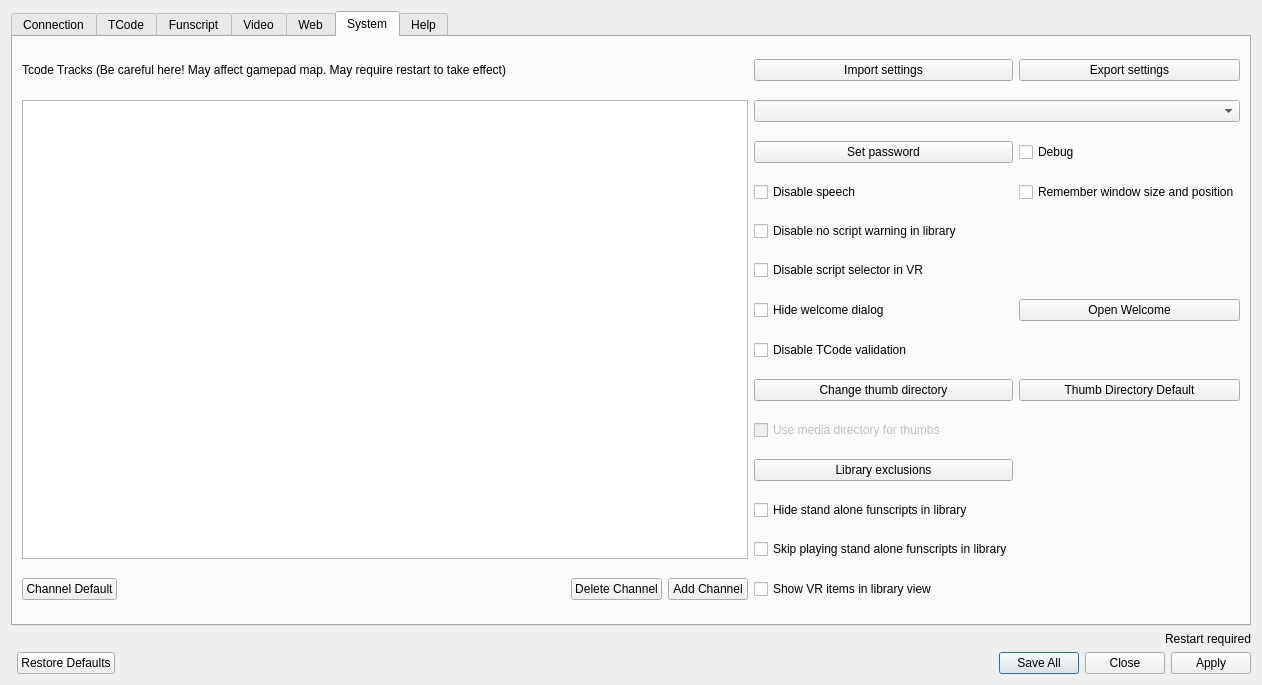
Old version of the form src/settings.ui in the repository jcfain/XTPlayer.
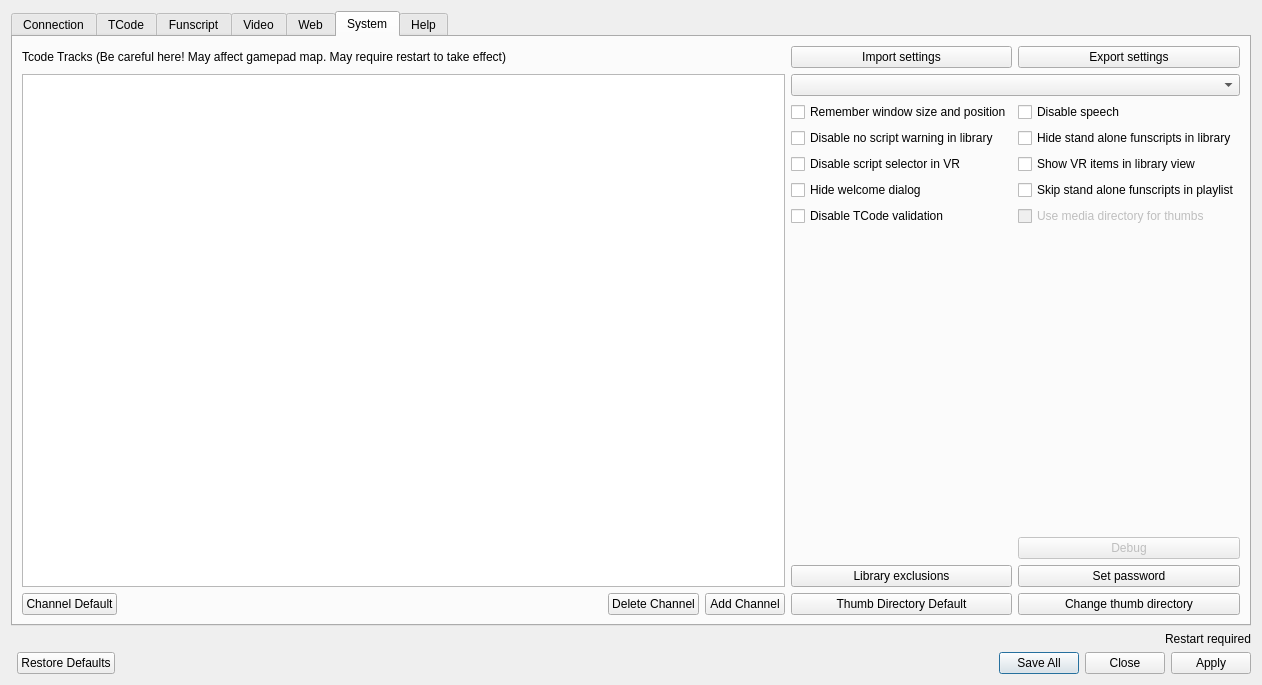
New version of the form. The open tabs and pages were chosen to show the change. Icons and pictures are not drawn.

Commit message:
Cleaning up the system interface a bit
Remove debugVideo bat in deploy

```diff
--- a/src/settings.ui
+++ b/src/settings.ui
@@ -989,6 +989,33 @@
        <string>System</string>
       </attribute>
       <layout class="QGridLayout" name="gridLayout_4">
+       <item row="0" column="9">
+        <widget class="QPushButton" name="importButton">
+         <property name="text">
+          <string>Import settings</string>
+         </property>
+        </widget>
+       </item>
+       <item row="0" column="10">
+        <widget class="QPushButton" name="exportButton">
+         <property name="text">
+          <string>Export settings</string>
+         </property>
+        </widget>
+       </item>
+       <item row="18" column="0">
+        <widget class="QPushButton" name="axisDefaultButton">
+         <property name="text">
+          <string>Channel Default</string>
+         </property>
+        </widget>
+       </item>
+       <item row="1" column="0" rowspan="14" colspan="9">
+        <widget class="QTableView" name="channelTableView"/>
+       </item>
+       <item row="1" column="9" colspan="2">
+        <widget class="QComboBox" name="tCodeVersionComboBox"/>
+       </item>
        <item row="0" column="0" colspan="8">
         <widget class="QLabel" name="label">
          <property name="text">
@@ -996,19 +1023,28 @@
          </property>
         </widget>
        </item>
-       <item row="5" column="9">
-        <widget class="QCheckBox" name="disableVRScriptNotFoundCheckbox">
-         <property name="toolTip">
-          <string>This disables the Script not found\n
-selector when in VR and the video playing\n
-has no script associated with it.</string>
+       <item row="18" column="7">
+        <widget class="QPushButton" name="channelDeleteButton">
+         <property name="text">
+          <string>Delete Channel</string>
          </property>
+        </widget>
+       </item>
+       <item row="18" column="8">
+        <widget class="QPushButton" name="channelAddButton">
          <property name="text">
-          <string>Disable script selector in VR</string>
+          <string>Add Channel</string>
          </property>
         </widget>
        </item>
-       <item row="3" column="9">
+       <item row="2" column="9">
+        <widget class="QCheckBox" name="rememberWindowSettingsChk">
+         <property name="text">
+          <string>Remember window size and position</string>
+         </property>
+        </widget>
+       </item>
+       <item row="2" column="10">
         <widget class="QCheckBox" name="disableTextToSpeechCheckBox">
          <property name="toolTip">
           <string>This disables all speech in the app.</string>
@@ -1018,17 +1054,7 @@
          </property>
         </widget>
        </item>
-       <item row="1" column="9" colspan="2">
-        <widget class="QComboBox" name="tCodeVersionComboBox"/>
-       </item>
-       <item row="0" column="9">
-        <widget class="QPushButton" name="importButton">
-         <property name="text">
-          <string>Import settings</string>
-         </property>
-        </widget>
-       </item>
-       <item row="11" column="9">
+       <item row="3" column="10">
         <widget class="QCheckBox" name="showLoneFunscriptsInLibraryCheckbox">
          <property name="toolTip">
           <string>If checked, funscripts in your library folder will be shown if they do not have an associated video.</string>
@@ -1038,24 +1064,7 @@
          </property>
         </widget>
        </item>
-       <item row="7" column="9">
-        <widget class="QCheckBox" name="disableTCodeValidationCheckbox">
-         <property name="toolTip">
-          <string>This will disable the D1 command to verify the device is a TCode device for both Serial and Network connections</string>
-         </property>
-         <property name="text">
-          <string>Disable TCode validation</string>
-         </property>
-        </widget>
-       </item>
-       <item row="8" column="10">
-        <widget class="QPushButton" name="thumbsDirDefaultButton">
-         <property name="text">
-          <string>Thumb Directory Default</string>
-         </property>
-        </widget>
-       </item>
-       <item row="4" column="9">
+       <item row="3" column="9">
         <widget class="QCheckBox" name="disableNoScriptFoundInLibrary">
          <property name="toolTip">
           <string>This will disable the warning that pops up\n
@@ -1067,66 +1076,36 @@
          </property>
         </widget>
        </item>
-       <item row="2" column="10">
-        <widget class="QCheckBox" name="checkBox">
+       <item row="4" column="10">
+        <widget class="QCheckBox" name="showVRInLibraryViewCheckbox">
          <property name="text">
-          <string>Debug</string>
+          <string>Show VR items in library view</string>
          </property>
         </widget>
        </item>
-       <item row="8" column="9">
-        <widget class="QPushButton" name="thumbDirButton">
-         <property name="text">
-          <string>Change thumb directory</string>
+       <item row="4" column="9">
+        <widget class="QCheckBox" name="disableVRScriptNotFoundCheckbox">
+         <property name="toolTip">
+          <string>This disables the Script not found\n
+selector when in VR and the video playing\n
+has no script associated with it.</string>
          </property>
-        </widget>
-       </item>
-       <item row="10" column="9">
-        <widget class="QPushButton" name="libraryExclusionsBtn">
          <property name="text">
-          <string>Library exclusions</string>
+          <string>Disable script selector in VR</string>
          </property>
         </widget>
        </item>
-       <item row="12" column="9">
+       <item row="5" column="10">
         <widget class="QCheckBox" name="skipStandAloneFunscriptsInMainLibraryPlaylist">
          <property name="toolTip">
           <string>If checked, the library will skip playing standalone funscripts when the previous item finishes playing.</string>
          </property>
          <property name="text">
-          <string>Skip playing stand alone funscripts in library</string>
-         </property>
-        </widget>
-       </item>
-       <item row="6" column="9">
-        <widget class="QCheckBox" name="hideWelcomeDialog">
-         <property name="text">
-          <string>Hide welcome dialog</string>
-         </property>
-        </widget>
-       </item>
-       <item row="2" column="9">
-        <widget class="QPushButton" name="passwordButton">
-         <property name="text">
-          <string>Set password</string>
+          <string>Skip stand alone funscripts in playlist</string>
          </property>
         </widget>
        </item>
        <item row="6" column="10">
-        <widget class="QPushButton" name="launchWelcomeDialog">
-         <property name="text">
-          <string>Open Welcome</string>
-         </property>
-        </widget>
-       </item>
-       <item row="0" column="10">
-        <widget class="QPushButton" name="exportButton">
-         <property name="text">
-          <string>Export settings</string>
-         </property>
-        </widget>
-       </item>
-       <item row="9" column="9">
         <widget class="QCheckBox" name="useMediaDirectoryCheckbox">
          <property name="enabled">
           <bool>false</bool>
@@ -1139,41 +1118,58 @@
          </property>
         </widget>
        </item>
-       <item row="13" column="9">
-        <widget class="QCheckBox" name="showVRInLibraryViewCheckbox">
+       <item row="5" column="9">
+        <widget class="QCheckBox" name="hideWelcomeDialog">
          <property name="text">
-          <string>Show VR items in library view</string>
+          <string>Hide welcome dialog</string>
          </property>
         </widget>
        </item>
-       <item row="13" column="0">
-        <widget class="QPushButton" name="axisDefaultButton">
+       <item row="6" column="9">
+        <widget class="QCheckBox" name="disableTCodeValidationCheckbox">
+         <property name="toolTip">
+          <string>This will disable the D1 command to verify the device is a TCode device for both Serial and Network connections</string>
+         </property>
          <property name="text">
-          <string>Channel Default</string>
+          <string>Disable TCode validation</string>
          </property>
         </widget>
        </item>
-       <item row="13" column="8">
-        <widget class="QPushButton" name="channelAddButton">
+       <item row="18" column="10">
+        <widget class="QPushButton" name="thumbDirButton">
          <property name="text">
-          <string>Add Channel</string>
+          <string>Change thumb directory</string>
          </property>
         </widget>
        </item>
-       <item row="13" column="7">
-        <widget class="QPushButton" name="channelDeleteButton">
+       <item row="14" column="10">
+        <widget class="QPushButton" name="passwordButton">
          <property name="text">
-          <string>Delete Channel</string>
+          <string>Set password</string>
          </property>
         </widget>
        </item>
-       <item row="1" column="0" rowspan="12" colspan="9">
-        <widget class="QTableView" name="channelTableView"/>
+       <item row="18" column="9">
+        <widget class="QPushButton" name="thumbsDirDefaultButton">
+         <property name="text">
+          <string>Thumb Directory Default</string>
+         </property>
+        </widget>
        </item>
-       <item row="3" column="10">
-        <widget class="QCheckBox" name="rememberWindowSettingsChk">
+       <item row="14" column="9">
+        <widget class="QPushButton" name="libraryExclusionsBtn">
          <property name="text">
-          <string>Remember window size and position</string>
+          <string>Library exclusions</string>
+         </property>
+        </widget>
+       </item>
+       <item row="13" column="10">
+        <widget class="QPushButton" name="dubugButton">
+         <property name="enabled">
+          <bool>false</bool>
+         </property>
+         <property name="text">
+          <string>Debug</string>
          </property>
         </widget>
        </item>
@@ -1183,19 +1179,32 @@
       <attribute name="title">
        <string>Help</string>
       </attribute>
-      <layout class="QGridLayout" name="gridLayout_5">
-       <item row="0" column="1">
-        <layout class="QFormLayout" name="formLayout_3">
-         <item row="0" column="0">
-          <widget class="QPushButton" name="openDeoPDFButton">
-           <property name="text">
-            <string>View Deo/HereSphere guide</string>
-           </property>
-          </widget>
-         </item>
-        </layout>
-       </item>
-      </layout>
+      <widget class="QWidget" name="formLayoutWidget_3">
+       <property name="geometry">
+        <rect>
+         <x>9</x>
+         <y>9</y>
+         <width>1221</width>
+         <height>571</height>
+        </rect>
+       </property>
+       <layout class="QFormLayout" name="formLayout_3">
+        <item row="1" column="0">
+         <widget class="QPushButton" name="openDeoPDFButton">
+          <property name="text">
+           <string>View Deo/HereSphere guide</string>
+          </property>
+         </widget>
+        </item>
+        <item row="0" column="0">
+         <widget class="QPushButton" name="launchWelcomeDialog">
+          <property name="text">
+           <string>Open Welcome</string>
+          </property>
+         </widget>
+        </item>
+       </layout>
+      </widget>
      </widget>
     </widget>
    </item>
```
Left out of the diff: 28 changed lines with no effect on the pictures. The commit also changes 5 other files.
